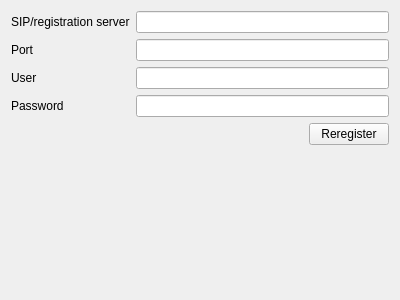
Qt form qSIP/SettingAccountForm.ui (soramimi/qSIP) before a commit.
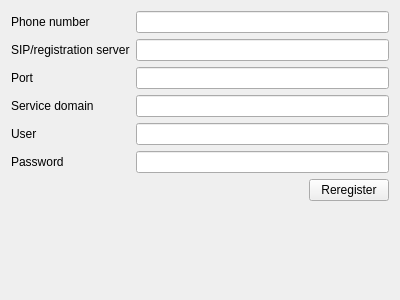
The same form after that commit.

```diff
--- a/qSIP/SettingAccountForm.ui
+++ b/qSIP/SettingAccountForm.ui
@@ -16,50 +16,70 @@
   <layout class="QVBoxLayout" name="verticalLayout">
    <item>
     <layout class="QFormLayout" name="formLayout">
-     <item row="0" column="0">
+     <item row="1" column="0">
       <widget class="QLabel" name="label">
        <property name="text">
         <string>SIP/registration server</string>
        </property>
       </widget>
      </item>
-     <item row="0" column="1">
+     <item row="1" column="1">
       <widget class="QLineEdit" name="lineEdit_sip_server"/>
      </item>
-     <item row="2" column="0">
+     <item row="4" column="0">
       <widget class="QLabel" name="label_user">
        <property name="text">
         <string>User</string>
        </property>
       </widget>
      </item>
-     <item row="2" column="1">
+     <item row="4" column="1">
       <widget class="QLineEdit" name="lineEdit_user"/>
      </item>
-     <item row="3" column="0">
+     <item row="5" column="0">
       <widget class="QLabel" name="label_password">
        <property name="text">
         <string>Password</string>
        </property>
       </widget>
      </item>
-     <item row="3" column="1">
+     <item row="5" column="1">
       <widget class="QLineEdit" name="lineEdit_password">
        <property name="echoMode">
         <enum>QLineEdit::Password</enum>
        </property>
       </widget>
      </item>
-     <item row="1" column="0">
+     <item row="2" column="0">
       <widget class="QLabel" name="label_2">
        <property name="text">
         <string>Port</string>
        </property>
       </widget>
      </item>
-     <item row="1" column="1">
+     <item row="2" column="1">
       <widget class="QLineEdit" name="lineEdit_port"/>
      </item>
+     <item row="0" column="0">
+      <widget class="QLabel" name="label_3">
+       <property name="text">
+        <string>Phone number</string>
+       </property>
+      </widget>
+     </item>
+     <item row="0" column="1">
+      <widget class="QLineEdit" name="lineEdit_phone_number"/>
+     </item>
+     <item row="3" column="0">
+      <widget class="QLabel" name="label_4">
+       <property name="text">
+        <string>Service domain</string>
+       </property>
+      </widget>
+     </item>
+     <item row="3" column="1">
+      <widget class="QLineEdit" name="lineEdit_service_domain"/>
+     </item>
     </layout>
    </item>
    <item>
```
Left out of the diff: 3 changed lines with no effect on the pictures.
